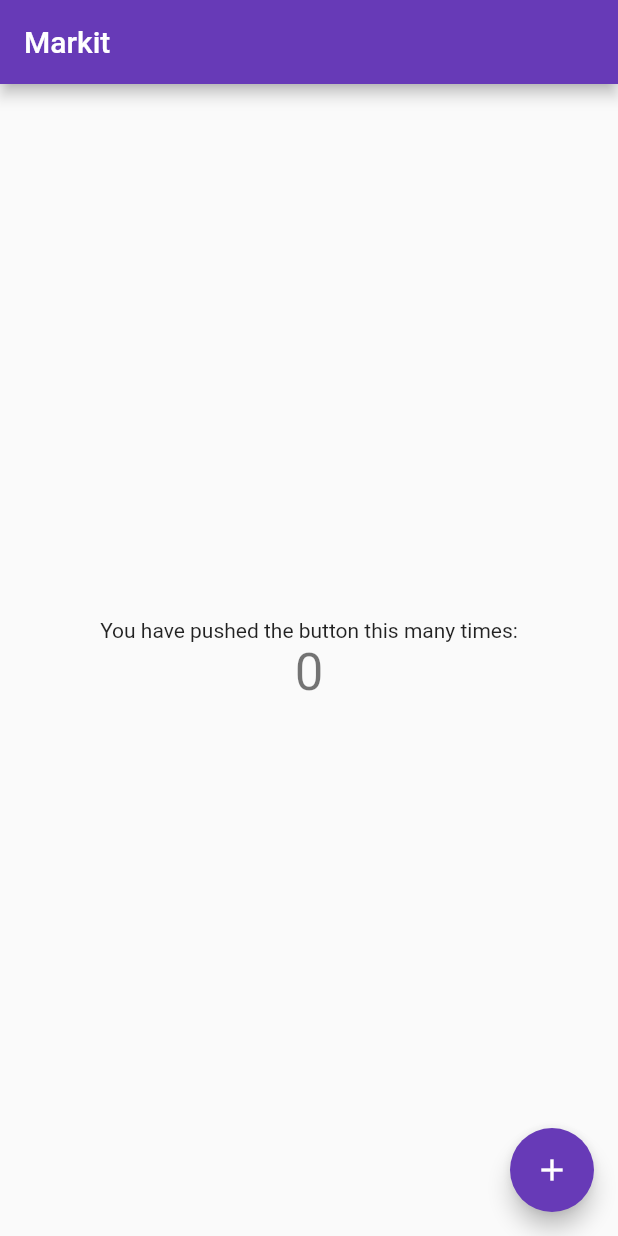
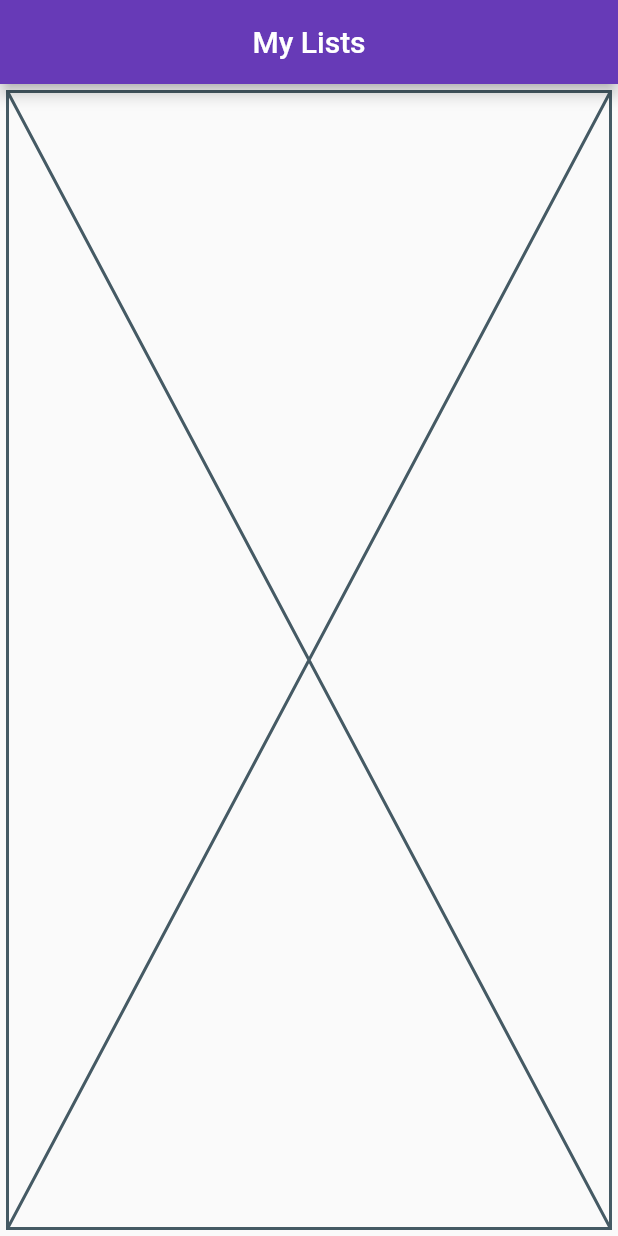
Before and after one commit to davidmednikov/cs-467-capstone-markit, a Flutter app: the screen it shows after launch, on a phone screen of 412 x 824 dp. Run offline on Flutter 3.47's test engine with Material 2 defaults, Android fonts, the phone set to English and light mode, and no system bars.

Commit message:
added boilerplate code

```diff
--- /dev/null
+++ b/markit/lib/components/shopping_list/my_lists.dart
@@ -0,0 +1,17 @@
+import 'package:flutter/material.dart';
+
+class MyLists extends StatelessWidget {
+
+  @override
+  Widget build(BuildContext context) {
+    return Scaffold(
+      appBar: AppBar(title: Text('My Lists'), centerTitle: true),
+      body: SafeArea(
+        child: Padding(
+          padding: EdgeInsets.all(5),
+          child: Placeholder(),
+        ),
+      ),
+    );
+  }
+}
--- a/markit/lib/main.dart
+++ b/markit/lib/main.dart
@@ -1,111 +1,44 @@
 import 'package:flutter/material.dart';
+import 'package:flutter/services.dart';
+import 'components/live_feed/live_feed.dart';
+import 'components/mark_price/mark_price.dart';
+import 'components/profile/my_profile.dart';
+import 'components/shopping_list/my_lists.dart';
+import 'components/store/view_stores.dart';
 
-void main() => runApp(Markit());
+void main() async {
+  WidgetsFlutterBinding.ensureInitialized();
+  SystemChrome.setPreferredOrientations([
+    DeviceOrientation.landscapeLeft,
+    DeviceOrientation.landscapeRight,
+    DeviceOrientation.portraitUp
+  ]);
+  runApp(Markit());
+}
 
 class Markit extends StatelessWidget {
-  // This widget is the root of your application.
   @override
   Widget build(BuildContext context) {
     return MaterialApp(
       title: 'Markit',
       theme: ThemeData(
-        // This is the theme of your application.
-        //
-        // Try running your application with "flutter run". You'll see the
-        // application has a blue toolbar. Then, without quitting the app, try
-        // changing the primarySwatch below to Colors.green and then invoke
-        // "hot reload" (press "r" in the console where you ran "flutter run",
-        // or simply save your changes to "hot reload" in a Flutter IDE).
-        // Notice that the counter didn't reset back to zero; the application
-        // is not restarted.
         primarySwatch: Colors.deepPurple,
       ),
-      home: Home(title: 'Markit'),
+      routes: getRoutes(),
+      initialRoute: '/',
     );
   }
-}
 
-class Home extends StatefulWidget {
-  Home({Key key, this.title}) : super(key: key);
-
-  // This widget is the home page of your application. It is stateful, meaning
-  // that it has a State object (defined below) that contains fields that affect
-  // how it looks.
-
-  // This class is the configuration for the state. It holds the values (in this
-  // case the title) provided by the parent (in this case the App widget) and
-  // used by the build method of the State. Fields in a Widget subclass are
-  // always marked "final".
-
-  final String title;
-
-  @override
-  _HomeState createState() => _HomeState();
-}
-
-class _HomeState extends State<Home> {
-  int _counter = 0;
-
-  void _incrementCounter() {
-    setState(() {
-      // This call to setState tells the Flutter framework that something has
-      // changed in this State, which causes it to rerun the build method below
-      // so that the display can reflect the updated values. If we changed
-      // _counter without calling setState(), then the build method would not be
-      // called again, and so nothing would appear to happen.
-      _counter++;
-    });
-  }
-
-  @override
-  Widget build(BuildContext context) {
-    // This method is rerun every time setState is called, for instance as done
-    // by the _incrementCounter method above.
-    //
-    // The Flutter framework has been optimized to make rerunning build methods
-    // fast, so that you can just rebuild anything that needs updating rather
-    // than having to individually change instances of widgets.
-    return Scaffold(
-      appBar: AppBar(
-        // Here we take the value from the Home object that was created by
-        // the App.build method, and use it to set our appbar title.
-        title: Text(widget.title),
-      ),
-      body: Center(
-        // Center is a layout widget. It takes a single child and positions it
-        // in the middle of the parent.
-        child: Column(
-          // Column is also a layout widget. It takes a list of children and
-          // arranges them vertically. By default, it sizes itself to fit its
-          // children horizontally, and tries to be as tall as its parent.
-          //
-          // Invoke "debug painting" (press "p" in the console, choose the
-          // "Toggle Debug Paint" action from the Flutter Inspector in Android
-          // Studio, or the "Toggle Debug Paint" command in Visual Studio Code)
-          // to see the wireframe for each widget.
-          //
-          // Column has various properties to control how it sizes itself and
-          // how it positions its children. Here we use mainAxisAlignment to
-          // center the children vertically; the main axis here is the vertical
-          // axis because Columns are vertical (the cross axis would be
-          // horizontal).
-          mainAxisAlignment: MainAxisAlignment.center,
-          children: <Widget>[
-            Text(
-              'You have pushed the button this many times:',
-            ),
-            Text(
-              '$_counter',
-              style: Theme.of(context).textTheme.display1,
-            ),
-          ],
-        ),
-      ),
-      floatingActionButton: FloatingActionButton(
-        onPressed: _incrementCounter,
-        tooltip: 'Increment',
-        child: Icon(Icons.add),
-      ), // This trailing comma makes auto-formatting nicer for build methods.
-    );
+  Map<String, WidgetBuilder> getRoutes() {
+    return {
+      '/': (context) => MyLists(),
+      // 'addList': (context) => AddList(),
+      // 'viewList': (context) => ViewLists(),
+      'markPrice': (context) => MarkPrice(),
+      'liveFeed': (context) => LiveFeed(),
+      'stores': (context) => ViewStores(),
+      // 'store': (context) => ViewStore(),
+      'profile': (context) => MyProfile(),
+    };
   }
 }
```
Also changed, not shown: markit/lib/components/live_feed/live_feed.dart (added, +17 -0 lines), markit/lib/components/mark_price/mark_price.dart (added, +17 -0 lines), markit/lib/components/profile/my_profile.dart (added, +17 -0 lines), markit/lib/components/store/view_stores.dart (added, +17 -0 lines), markit/pubspec.yaml (+7 -0 lines), markit/pubspec.lock.
